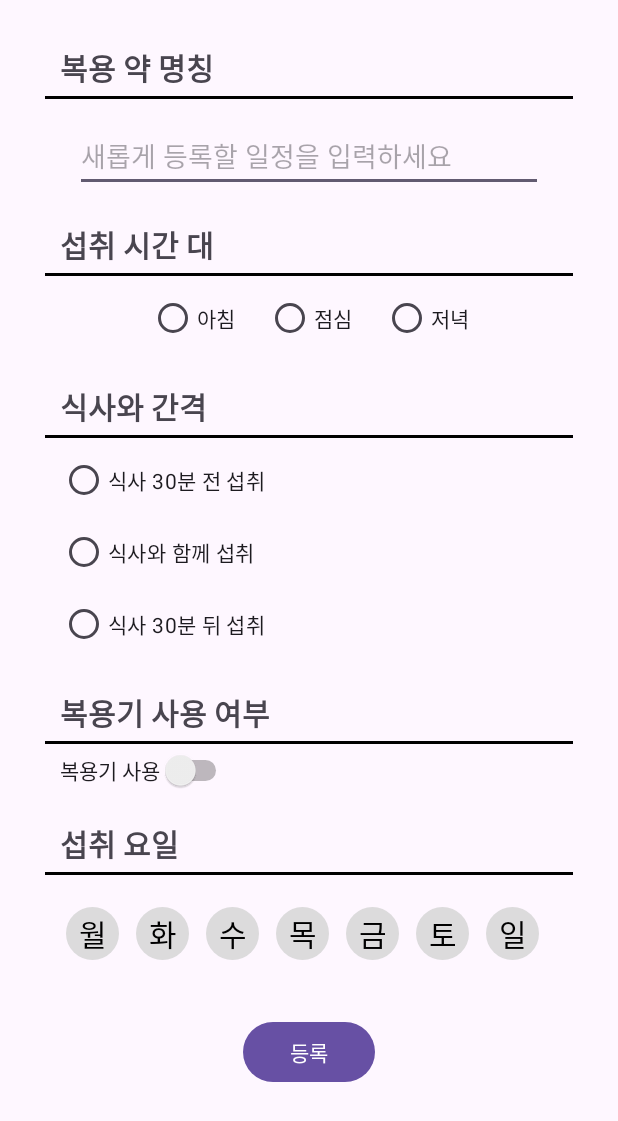
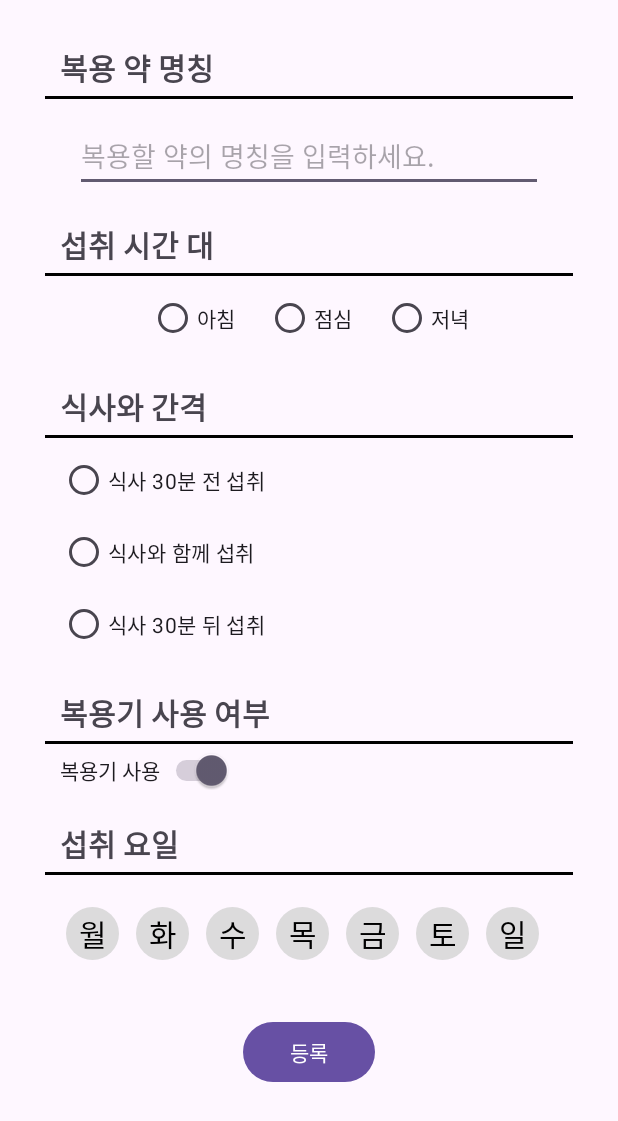
Before and after one commit to OurDeepBreath-FlowerMedication/Application, an Android app: the AddMedication screen opened directly, with no data from a screen before it, on a phone screen of 412 x 824 dp. Shown: the top 1121 px of the screen. Run offline under Robolectric (Android 15) with nearby library versions, the phone set to English and light mode, and no system bars.

Commit message:
섭취약 추가 화면 마무리

```diff
--- a/app/src/main/java/com/example/flowermedication/screen/menu3/AddMedication.kt
+++ b/app/src/main/java/com/example/flowermedication/screen/menu3/AddMedication.kt
@@ -2,6 +2,12 @@ package com.example.flowermedication.screen.menu3
 
 import androidx.appcompat.app.AppCompatActivity
 import android.os.Bundle
+import android.view.View
+import android.widget.Button
+import android.widget.EditText
+import android.widget.RadioGroup
+import android.widget.Switch
+import android.widget.Toast
 import com.example.flowermedication.R
 
 class AddMedication : AppCompatActivity() {
@@ -9,6 +15,50 @@ class AddMedication : AppCompatActivity() {
         super.onCreate(savedInstanceState)
         setContentView(R.layout.menu3_add_medication)
 
-        val
+        val custom_schedule_edit : EditText = findViewById(R.id.custom_schedule_edit)
+        val mealTime : RadioGroup = findViewById(R.id.mealTime)
+        val interval : RadioGroup = findViewById(R.id.interval)
+        val useCheck : Switch = findViewById(R.id.useCheck)
+
+        useCheck.isChecked = true
+        useCheck.setOnClickListener{
+            if(useCheck.isChecked){
+                useCheck.text = "복욕기 사용"
+            }else{
+                useCheck.text = "복욕기 "
+            }
+        }
+
+        val day_cycles = listOf<View>(findViewById(R.id.day_cycle0), findViewById(R.id.day_cycle1),
+            findViewById(R.id.day_cycle2), findViewById(R.id.day_cycle3), findViewById(R.id.day_cycle4), findViewById(R.id.day_cycle5), findViewById(R.id.day_cycle6))
+        var select_days : MutableList<Boolean> = MutableList(7) { false }
+
+        for (day in 0..6){
+            day_cycles[day].setOnClickListener{
+                if(select_days[day]){
+                    select_days[day] = false
+                    day_cycles[day].setBackgroundResource(R.drawable.circle_default)
+                }else{
+                    select_days[day] = true
+                    day_cycles[day].setBackgroundResource(R.drawable.circle_select)
+                }
+            }
+        }
+
+        val btn_medication_create : Button = findViewById(R.id.btn_medication_create)
+        btn_medication_create.setOnClickListener{
+            val getMealID = mealTime.checkedRadioButtonId
+            val getIntervalID = interval.checkedRadioButtonId
+            if(custom_schedule_edit.text.toString().isEmpty()){
+                Toast.makeText(this, "복용약의 명칭을 입력해주세요.", Toast.LENGTH_SHORT).show()
+            }else if(getMealID == -1){
+                Toast.makeText(this, "복용 시간을 선택해 주세요.", Toast.LENGTH_SHORT).show()
+            }else if(getIntervalID == -1){
+                Toast.makeText(this, "복용 간격을 선택해 주세요.", Toast.LENGTH_SHORT).show()
+            }else{
+                // 서버에 데이터 전송
+                finish()
+            }
+        }
     }
 }
--- a/app/src/main/res/layout/menu3_add_medication.xml
+++ b/app/src/main/res/layout/menu3_add_medication.xml
@@ -57,7 +57,7 @@
         app:layout_constraintEnd_toEndOf="parent"
         app:layout_constraintHorizontal_bias="0.0"
         app:layout_constraintStart_toStartOf="parent"
-        app:layout_constraintTop_toBottomOf="@+id/radioGroup" />
+        app:layout_constraintTop_toBottomOf="@+id/mealTime" />
 
     <com.example.flowermedication.custom_view.UnderLine
         android:id="@+id/underLine2"
@@ -89,7 +89,7 @@
         android:layout_marginTop="10dp"
         android:layout_marginEnd="50dp"
         android:ems="10"
-        android:hint="새롭게 등록할 일정을 입력하세요"
+        android:hint="복용할 약의 명칭을 입력하세요."
         android:inputType="text"
         app:layout_constraintEnd_toEndOf="parent"
         app:layout_constraintStart_toStartOf="parent"
@@ -107,7 +107,7 @@
         app:layout_constraintEnd_toEndOf="parent"
         app:layout_constraintHorizontal_bias="0.0"
         app:layout_constraintStart_toStartOf="parent"
-        app:layout_constraintTop_toBottomOf="@+id/switch1" />
+        app:layout_constraintTop_toBottomOf="@+id/useCheck" />
 
     <TextView
         android:id="@+id/textView8"
@@ -121,7 +121,7 @@
         app:layout_constraintEnd_toEndOf="parent"
         app:layout_constraintHorizontal_bias="0.0"
         app:layout_constraintStart_toStartOf="parent"
-        app:layout_constraintTop_toBottomOf="@+id/radioGroup2" />
+        app:layout_constraintTop_toBottomOf="@+id/interval" />
 
     <com.example.flowermedication.custom_view.UnderLine
         android:id="@+id/underLine4"
@@ -332,7 +332,7 @@
         app:layout_constraintTop_toBottomOf="@+id/linearLayout2" />
 
     <RadioGroup
-        android:id="@+id/radioGroup"
+        android:id="@+id/mealTime"
         android:layout_width="wrap_content"
         android:layout_height="wrap_content"
         android:orientation="horizontal"
@@ -341,28 +341,28 @@
         app:layout_constraintTop_toBottomOf="@+id/underLine2">
 
         <RadioButton
-            android:id="@+id/radioButton"
+            android:id="@+id/breakfast"
             android:layout_width="wrap_content"
             android:layout_height="wrap_content"
             android:layout_marginRight="20dp"
             android:text="아침" />
 
         <RadioButton
-            android:id="@+id/radioButton3"
+            android:id="@+id/lunch"
             android:layout_width="match_parent"
             android:layout_height="wrap_content"
             android:layout_marginRight="20dp"
             android:text="점심" />
 
         <RadioButton
-            android:id="@+id/radioButton2"
+            android:id="@+id/dinner"
             android:layout_width="match_parent"
             android:layout_height="wrap_content"
             android:text="저녁" />
     </RadioGroup>
 
     <RadioGroup
-        android:id="@+id/radioGroup2"
+        android:id="@+id/interval"
         android:layout_width="wrap_content"
         android:layout_height="wrap_content"
         android:layout_marginStart="40dp"
@@ -372,26 +372,26 @@
         app:layout_constraintTop_toBottomOf="@+id/underLine3">
 
         <RadioButton
-            android:id="@+id/radioButton4"
+            android:id="@+id/before"
             android:layout_width="match_parent"
             android:layout_height="wrap_content"
             android:text="식사 30분 전 섭취" />
 
         <RadioButton
-            android:id="@+id/radioButton5"
+            android:id="@+id/with"
             android:layout_width="match_parent"
             android:layout_height="wrap_content"
             android:text="식사와 함께 섭취" />
 
         <RadioButton
-            android:id="@+id/radioButton6"
+            android:id="@+id/after"
             android:layout_width="match_parent"
             android:layout_height="wrap_content"
             android:text="식사 30분 뒤 섭취" />
     </RadioGroup>
 
     <Switch
-        android:id="@+id/switch1"
+        android:id="@+id/useCheck"
         android:layout_width="wrap_content"
         android:layout_height="wrap_content"
         android:layout_marginStart="40dp"
```
